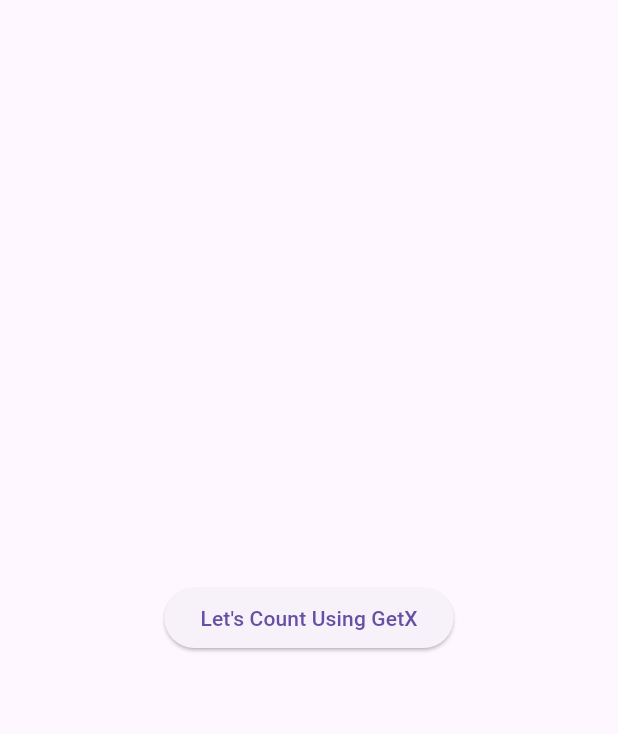
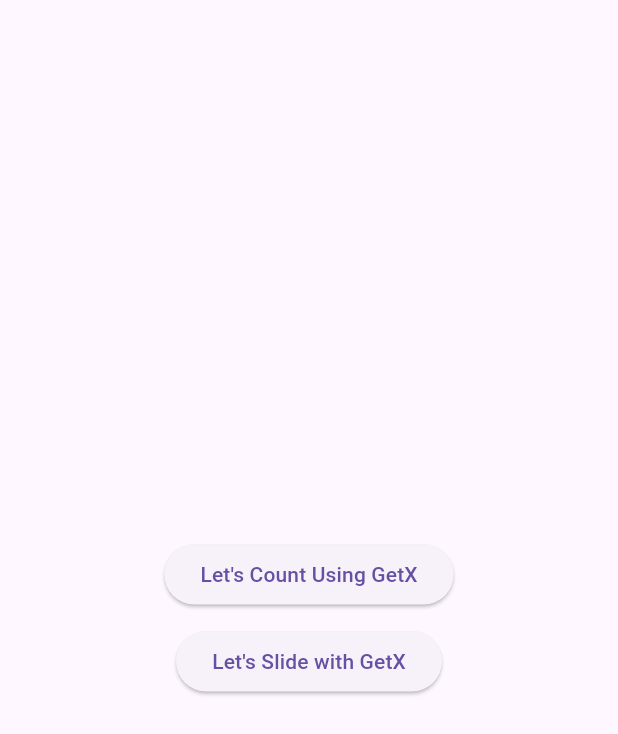
Before and after one commit to mehediFlutter/GetX-Basic, a Flutter app: the screen it shows after launch, on a phone screen of 412 x 824 dp. Shown: the top 734 px of the screen. Run offline on Flutter 3.47's test engine with Material 3 defaults, Android fonts, the light colour scheme and no system bars; our stand-ins replace get.

Commit message:
contaienr opacity screen

```diff
--- a/lib/material_app/my_app.dart
+++ b/lib/material_app/my_app.dart
@@ -1,7 +1,6 @@
 import 'package:flutter/material.dart';
 import 'package:get/get.dart';
 import 'package:getx_basic/routes/routes.dart';
-import 'package:getx_basic/screen/counter_screen.dart';
 import 'package:getx_basic/screen/home_screen.dart';
 
 class MyApp extends StatefulWidget {
--- a/lib/routes/routes.dart
+++ b/lib/routes/routes.dart
@@ -1,15 +1,17 @@
 import 'package:get/get.dart';
+import 'package:getx_basic/screen/container_opacity_screen.dart';
 import 'package:getx_basic/screen/counter_screen.dart';
 
 import '../screen/home_screen.dart';
 
 class Routes {
-  static String home          = '/';
-  static String counterScreen = '/counter_screen';
+  static String home            = '/';
+  static String counterScreen   = '/counter_screen';
+  static String containerOpacityScreen   = '/container_opacity_screen';
 
   static List<GetPage> pages = [
-
-    GetPage(name: home, page: ()              => HomeScreen()),
-    GetPage(name: counterScreen, page: ()     => CounterScreen()),
+    GetPage(name: home, page: () => HomeScreen()),
+    GetPage(name: counterScreen, page: () => CounterScreen()),
+    GetPage(name: containerOpacityScreen, page: () => ContainerOpacityScreen()),
   ];
 }
--- a/lib/screen/home_screen.dart
+++ b/lib/screen/home_screen.dart
@@ -27,6 +27,11 @@
                 },
                 child: const Text("Let's Count Using GetX"),
               ),
+              const SizedBox(height: 10),
+              ElevatedButton(
+                  onPressed: () {
+                    Get.toNamed('/container_opacity_screen');
+                  }, child: Text("Let's Slide with GetX"))
             ],
           ),
         ),
```
Also changed, not shown: lib/getX_controller/counter_controller.dart (+10 -0 lines), lib/screen/container_opacity_screen.dart (added, +27 -0 lines), lib/screen/counter_screen.dart (+17 -2 lines).
